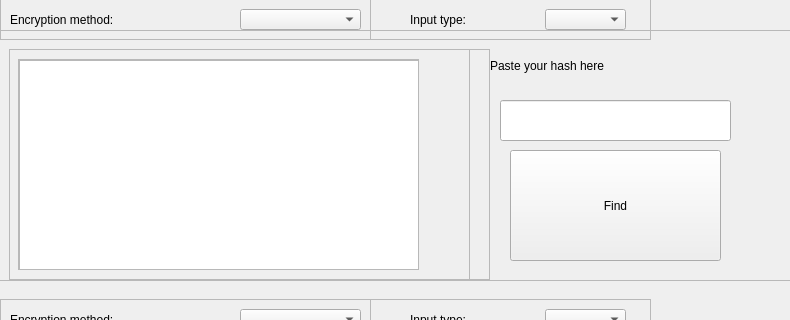
This is mainwindow.ui in kralloie/shahnagraem as Qt 5 draws it before an edit; both pictures show x 0 to 790 and y 0 to 320 of the 790 by 644 pixel window. The edited form follows.
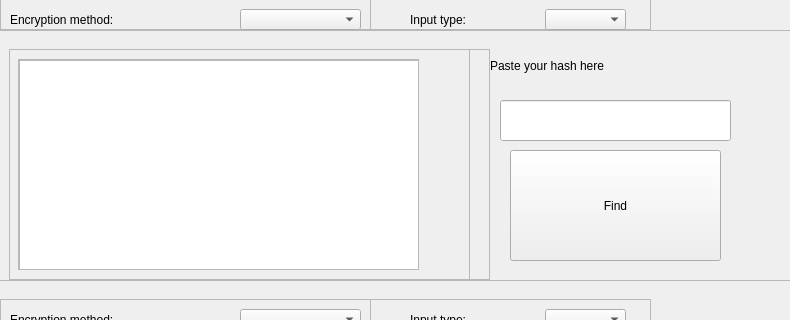
This is the edited form. Icons and pictures are not drawn.

Commit message: Fixed visual issue with frame on find function

```diff
--- a/mainwindow.ui
+++ b/mainwindow.ui
@@ -602,7 +602,7 @@
        <x>20</x>
        <y>20</y>
        <width>371</width>
-       <height>41</height>
+       <height>31</height>
       </rect>
      </property>
      <property name="styleSheet">
@@ -656,7 +656,7 @@
        <x>390</x>
        <y>20</y>
        <width>281</width>
-       <height>41</height>
+       <height>31</height>
       </rect>
      </property>
      <property name="styleSheet">
```
